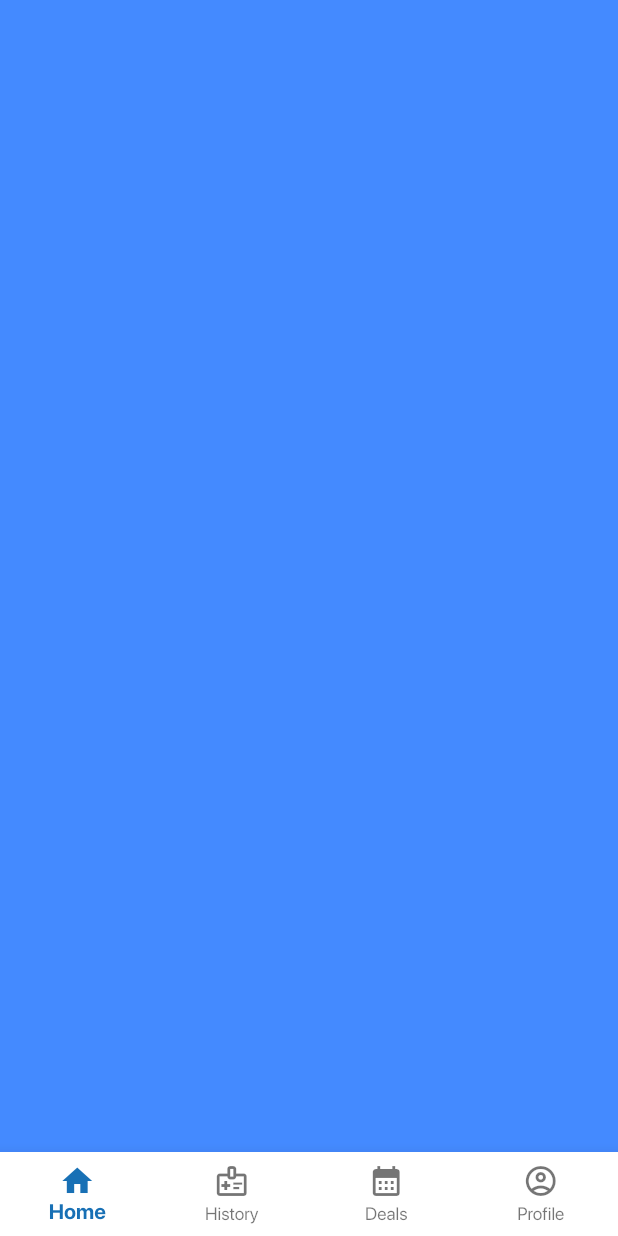
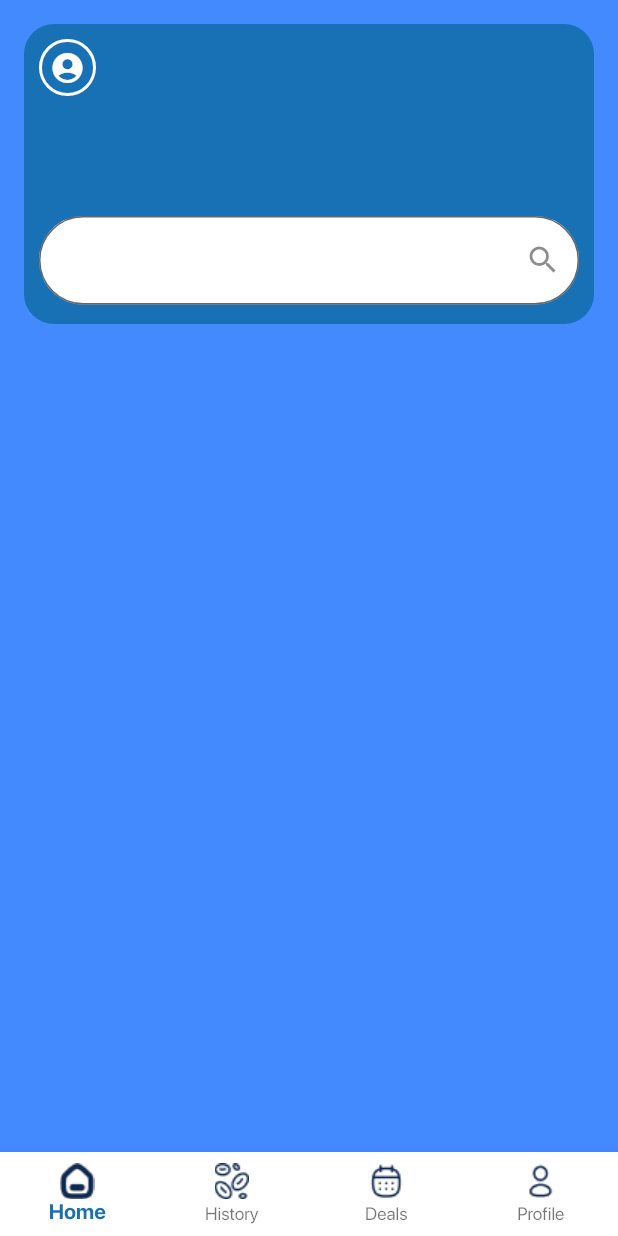
Before and after one commit to Shubhankar10/dawaiwala, a Flutter app: the Dashboard screen opened directly, on a phone screen of 412 x 824 dp. Run offline on Flutter 3.47's test engine with Material 2 defaults, Android fonts, the phone set to English and light mode, and no system bars; our stand-ins replace get, sliding_up_panel.

Commit message:
updated homeScreen

```diff
--- a/lib/consts/images.dart
+++ b/lib/consts/images.dart
@@ -13,6 +13,7 @@ const icChat = "assets/icons/chat.png";
 const icClubpoint = "assets/icons/clubpoint.png";
 const icCoupon = "assets/icons/coupon.png";
 const icDownload = "assets/icons/download.png";
+const icDeals = "assets/icons/deals.png";
 const icEdit = "assets/icons/edit.png";
 const icFacebookLogo = "assets/icons/facebook_logo.png";
 const icFavoriteSeller = "assets/icons/favoriteseller.png";
@@ -22,6 +23,7 @@ const icMenu = "assets/icons/o-hamburger.png";
 const icHeadphone = "assets/icons/headphone.png";
 const icHeart = "assets/icons/heart.png";
 const icHome = "assets/icons/home.png";
+const icHistory = "assets/icons/history.png";
 const icLogin = "assets/icons/login.png";
 const icLogout = "assets/icons/logout.png";
 const icMessages = "assets/icons/messages.png";
--- a/lib/screens/dashboard.dart
+++ b/lib/screens/dashboard.dart
@@ -14,12 +14,10 @@ class Dashboard extends StatelessWidget {
   Widget build(BuildContext context) {
     var controller = Get.put(HomeController());
     var navBarItem = [
-      BottomNavigationBarItem(icon: Icon(Icons.home), label: "Home"),
-      BottomNavigationBarItem(
-          icon: Icon(Icons.medical_information_outlined), label: "History"),
-      BottomNavigationBarItem(icon: Icon(Icons.calendar_month), label: "Deals"),
-      BottomNavigationBarItem(
-          icon: Icon(Icons.account_circle_outlined), label: "Profile"),
+      BottomNavigationBarItem(icon: Image.asset(icHome), label: "Home"),
+      BottomNavigationBarItem(icon: Image.asset(icHistory), label: "History"),
+      BottomNavigationBarItem(icon: Image.asset(icDeals), label: "Deals"),
+      BottomNavigationBarItem(icon: Image.asset(icProfile), label: "Profile"),
     ];
     var navBody = [
       HomeScreen(),
--- a/lib/screens/home_screen/home_screen.dart
+++ b/lib/screens/home_screen/home_screen.dart
@@ -6,7 +6,56 @@ class HomeScreen extends StatelessWidget {
   @override
   Widget build(BuildContext context) {
     return Container(
+      padding: const EdgeInsets.all(16),
       color: Colors.blueAccent,
+      width: MediaQuery.of(context).size.width,
+      height: MediaQuery.of(context).size.height,
+      child: SafeArea(
+          child: Column(
+        children: [
+          Container(
+            alignment: Alignment.bottomCenter,
+            padding: const EdgeInsets.all(10),
+            height: 200,
+            decoration: const BoxDecoration(
+              borderRadius: BorderRadius.all(Radius.circular(20)),
+              color: Color(0xff1870B5),
+            ),
+            child: Column(
+              children: [
+                GestureDetector(
+                  onTap: () {
+                    //Navigator.of(context).pop();
+                  },
+                  child: Align(
+                      alignment: Alignment.topLeft,
+                      child: Container(
+                        margin: const EdgeInsets.only(bottom: 80),
+                        padding: const EdgeInsets.all(5),
+                        decoration: BoxDecoration(
+                            borderRadius: BorderRadius.circular(100),
+                            border: Border.all(width: 2, color: Colors.white)),
+                        child: const Icon(
+                          Icons.account_circle,
+                          color: Colors.white,
+                        ),
+                      )),
+                ),
+                TextFormField(
+                  decoration: InputDecoration(
+                    border: OutlineInputBorder(
+                      borderRadius: BorderRadius.circular(80.0),
+                    ),
+                    suffixIcon: const Icon(Icons.search),
+                    filled: true,
+                    fillColor: Colors.white,
+                  ),
+                ),
+              ],
+            ),
+          )
+        ],
+      )),
     );
   }
 }
--- a/pubspec.yaml
+++ b/pubspec.yaml
@@ -60,9 +60,8 @@ flutter:
   uses-material-design: true
 
   # To add assets to your application, add an assets section, like this:
-  # assets:
-  #   - images/a_dot_burr.jpeg
-  #   - images/a_dot_ham.jpeg
+  assets:
+    - assets/icons/
 
   # An image asset can refer to one or more resolution-specific "variants", see
   # https://flutter.dev/assets-and-images/#resolution-aware
```
Also changed, not shown: assets/icons/deals.png (added), assets/icons/history.png (added), assets/icons/home.png, assets/icons/profile.png.
